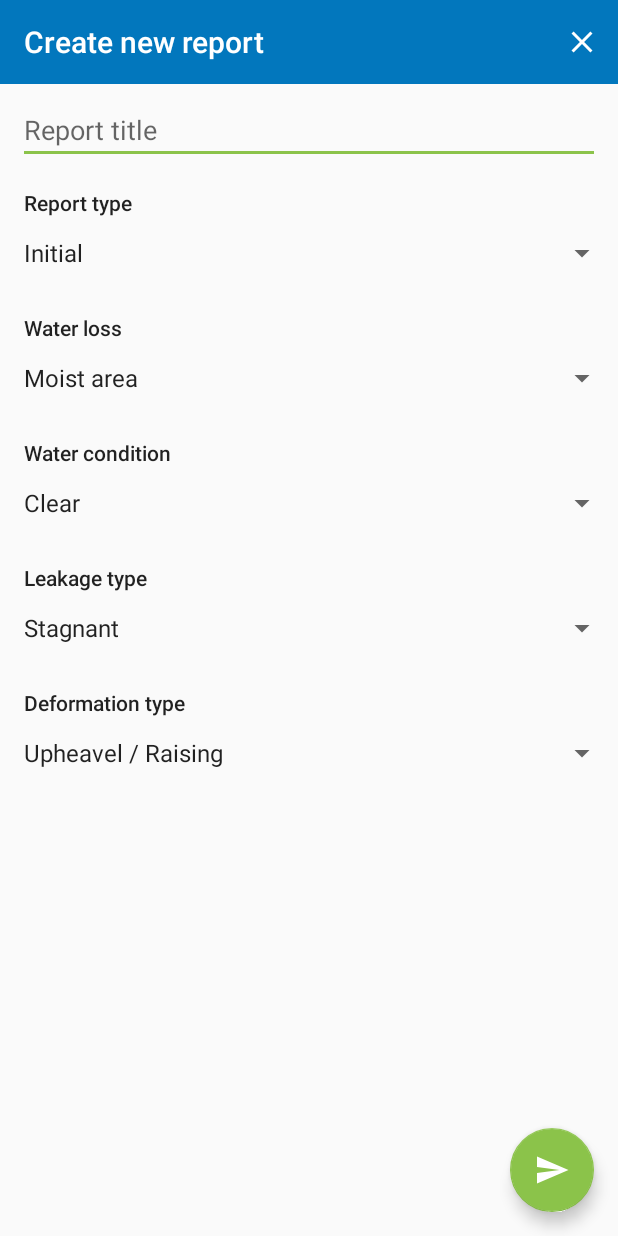
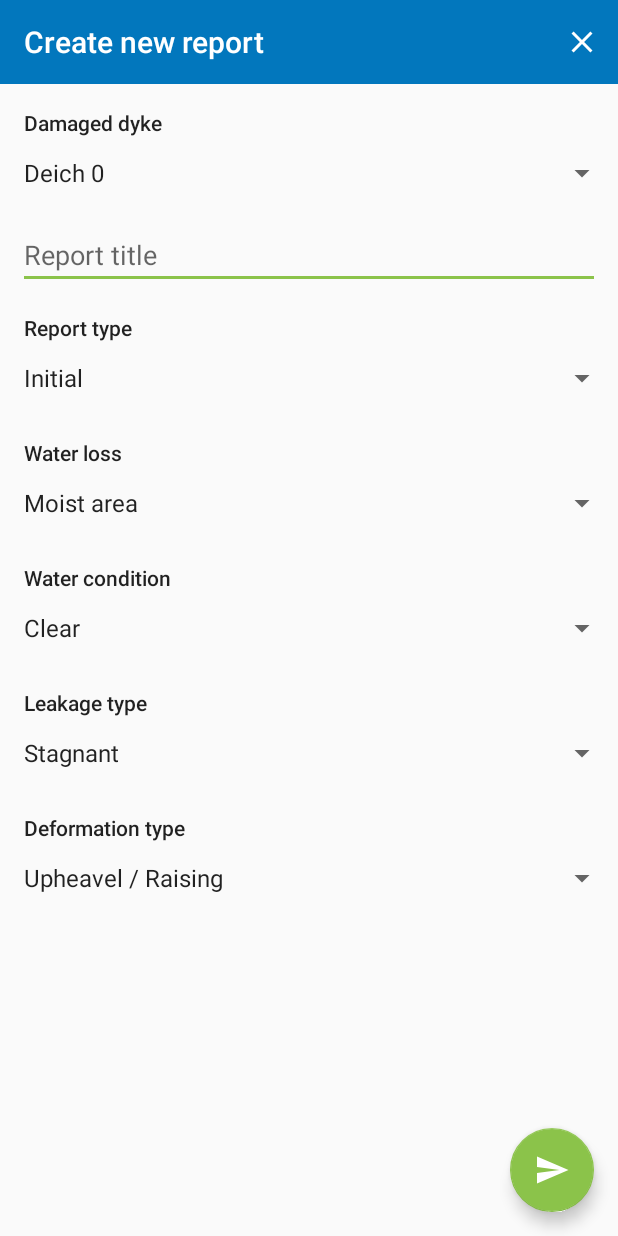
Before and after one commit to festivaledu/Deichkind, an Android app: the CreateReportActivity screen opened directly, with no data from a screen before it, on a phone screen of 412 x 824 dp. Run offline under Robolectric (Android 15) with nearby library versions, the phone set to English and light mode, and no system bars; network calls fail.

Commit message:
Create dyke spinner for new reports

```diff
--- a/client/app/src/main/java/edu/festival/deichkind/CreateReportActivity.kt
+++ b/client/app/src/main/java/edu/festival/deichkind/CreateReportActivity.kt
@@ -2,6 +2,7 @@ package edu.festival.deichkind
 
 import android.support.v7.app.AppCompatActivity
 import android.os.Bundle
+import android.support.design.widget.FloatingActionButton
 import android.support.v7.widget.Toolbar
 import android.view.Menu
 import android.view.MenuItem
@@ -11,6 +12,9 @@ import android.widget.ArrayAdapter
 import android.widget.EditText
 import android.widget.Spinner
 import edu.festival.deichkind.listeners.OnItemSelectedListener
+import edu.festival.deichkind.models.Dyke
+import java.net.HttpURLConnection
+import java.net.URL
 
 class CreateReportActivity : AppCompatActivity() {
 
@@ -22,6 +26,32 @@ class CreateReportActivity : AppCompatActivity() {
         setSupportActionBar(toolbar)
 
         supportActionBar?.setTitle(R.string.create_report_title)
+
+        findViewById<FloatingActionButton>(R.id.create_report_fab).setOnClickListener {
+            URL("https://edu.festival.ml/deichkind/api/dykes/:dykeId/reports/new").openConnection().let {
+                it as HttpURLConnection
+            }.apply {
+                setRequestProperty("Content-Type", "application/json; charset=utf-8")
+                requestMethod = "POST"
+                doOutput = true
+
+            }
+        }
+
+        val dykeEntries: MutableList<SpinnerItem> = DykeManager.getInstance(null).dykes.map {
+            SpinnerItem(it.id, it.name)
+        } as MutableList<SpinnerItem>
+
+        for (i in 0 until 30) {
+            dykeEntries.add(SpinnerItem(i.toString(), "Deich "+ i))
+        }
+
+
+        val dykeSpinner = findViewById<Spinner>(R.id.create_report_dyke_spinner)
+        ArrayAdapter(this, R.layout.spinner_item, dykeEntries).also {
+            it.setDropDownViewResource(R.layout.spinner_dropdown_item)
+            dykeSpinner.adapter = it
+        }
 
         val typeSpinner = findViewById<Spinner>(R.id.create_report_type_spinner)
         ArrayAdapter(this, R.layout.spinner_item, arrayOf(
--- a/client/app/src/main/res/layout/activity_create_report.xml
+++ b/client/app/src/main/res/layout/activity_create_report.xml
@@ -30,6 +30,21 @@
                 android:layout_width="match_parent"
                 android:orientation="vertical"
         >
+            <TextView
+                    android:layout_height="wrap_content"
+                    android:layout_width="wrap_content"
+                    android:paddingLeft="16dp"
+                    android:paddingTop="16dp"
+                    android:text="@string/create_report_dyke_title"
+                    android:textAppearance="@style/TextAppearance.AppCompat.Body2"
+            />
+            <Spinner
+                    android:id="@+id/create_report_dyke_spinner"
+                    android:layout_height="wrap_content"
+                    android:layout_width="match_parent"
+                    android:spinnerMode="dialog"
+            />
+
             <EditText
                     android:id="@+id/create_report_title_input"
                     android:layout_height="wrap_content"
@@ -150,6 +165,7 @@
     </ScrollView>
 
     <android.support.design.widget.FloatingActionButton
+            android:id="@+id/create_report_fab"
             android:layout_height="wrap_content"
             android:layout_width="wrap_content"
             android:layout_marginBottom="16dp"
--- a/client/app/src/main/res/values/strings.xml
+++ b/client/app/src/main/res/values/strings.xml
@@ -13,6 +13,7 @@
     <string name="main_tab_dykes_name">Dykes</string>
 
     <string name="create_report_title">Create new report</string>
+    <string name="create_report_dyke_title">Damaged dyke</string>
     <string name="create_report_type_title">Report type</string>
     <string name="create_report_waterloss_title">Water loss</string>
     <string name="create_report_watercondition_title">Water condition</string>
```
Also changed, not shown: 1 other file.
